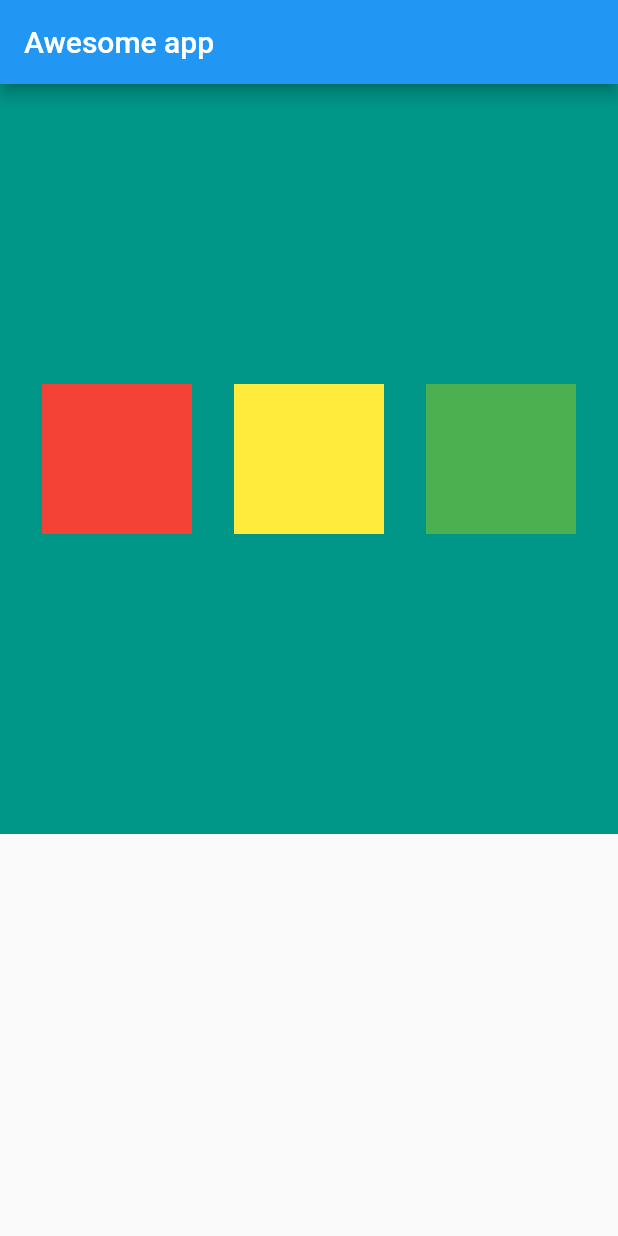
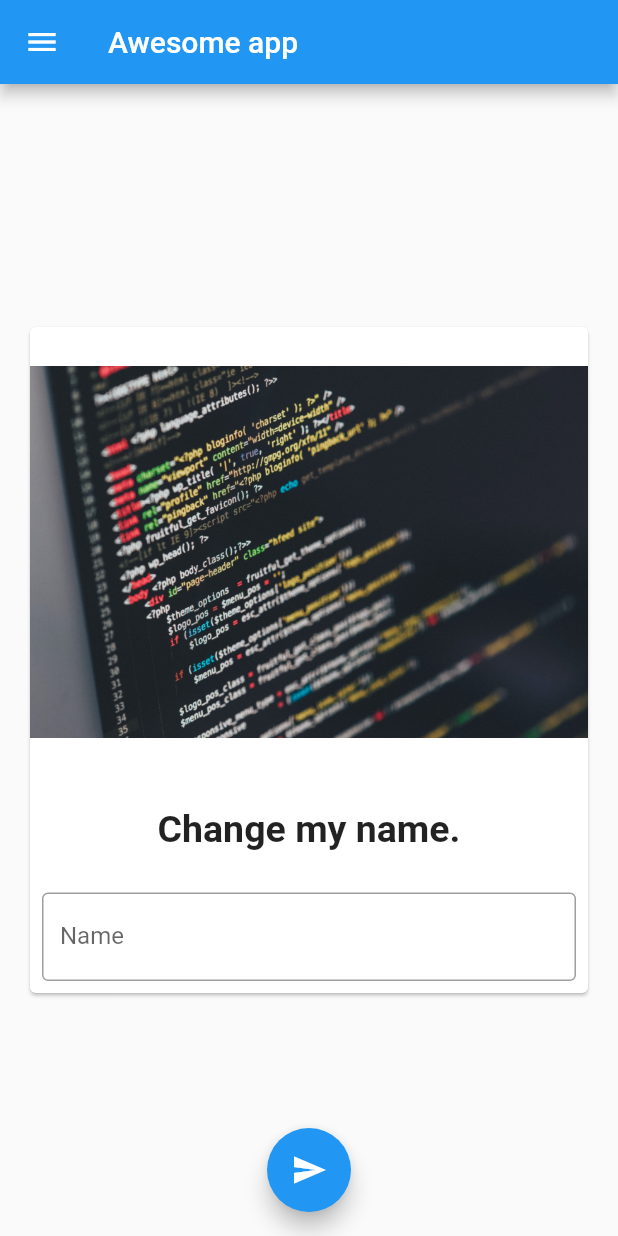
Before and after one commit to Sakshamkhanal/Flutter_basics, a Flutter app: the screen it shows after launch, on a phone screen of 412 x 824 dp. Run offline on Flutter 3.47's test engine with Material 2 defaults, Android fonts, the phone set to English and light mode, and no system bars.

Commit message:
Third lesson

```diff
--- a/lib/main.dart
+++ b/lib/main.dart
@@ -1,3 +1,4 @@
+
 import 'package:flutter/material.dart';
 void main()
 {
@@ -7,44 +8,109 @@ runApp(MaterialApp(
 
 }
 
-class Homepage extends StatelessWidget {
+class Homepage extends StatefulWidget {
+
+  @override
+  State<Homepage> createState() => _HomepageState();
+}
+
+class _HomepageState extends State<Homepage> {
+  var myText = "Change my name.";
+  TextEditingController _nameController = TextEditingController();
+
+  @override
+  void InitState()
+  {
+    //TODO:implement initState
+    super.initState();
+  }
   @override
   Widget build(BuildContext context) {
+    // const circleAvatar = CircleAvatar(
+    //                     backgroundImage: NetworkImage("https://images.unsplash.com/photo-1568602471122-7832951cc4c5?ixlib=rb-1.2.1&ixid=MnwxMjA3fDB8MHxwaG90by1wYWdlfHx8fGVufDB8fHx8&auto=format&fit=crop&w=870&q=80")
+    //                   );//!The code drawer won't respond when this commented line is uncommented
     return Scaffold(
-      appBar:AppBar(title:Text("Awesome app"),
+      appBar: AppBar(
+        title:const Text("Awesome app"),),
+         body: Center(
+           child:Padding(
+             padding: const EdgeInsets.all(16.0),
+               child:SingleChildScrollView(
+                 child: Card(
+                 child:Column(
+                 children: <Widget>[
+                   Image.asset('images/bg.jpg',
+                 //  width: 700,
+                   height: 300,
+                   fit:BoxFit.fitWidth,
+
                    ),
-      body:Container(
-          height: 500,
-          color :Colors.teal,
-       child: Row(
-            mainAxisAlignment: MainAxisAlignment.spaceEvenly,
-           // crossAxisAlignment: CrossAxisAlignment.evenly,
-            children: <Widget>[
-              Container(
-                padding: const EdgeInsets.all(8),
-                width: 100,
-                height: 100,
-                color: Colors.red,
-                alignment: Alignment.center,
+                   const SizedBox(
+                     height: 20,
                    ),
-              Container(
-                padding: const EdgeInsets.all(8),
-                width: 100,
-                height: 100,
-                color: Colors.yellow,
-                alignment: Alignment.center,
+                 Text(myText,
+                  style:  TextStyle(fontSize:25,fontWeight:FontWeight.bold),
                    ),
-              Container(
-                padding: const EdgeInsets.all(8),
-                width: 100,
-                height: 100,
-                color: Colors.green,
-                alignment: Alignment.center,
+                   const SizedBox(
+                     height:20,
                    ),
+                  Padding(padding: const EdgeInsets.all(8.0),
+                    child: TextField(
+                      controller: _nameController,
+                      decoration: InputDecoration(
+                        border:OutlineInputBorder() ,
+                        hintText: "Enter Some text",
+                        labelText: "Name"
+
+                      ),
+                    ),
+                  ),
+
                  ],
                             ),
                           ),
+               ),
+               ),
+         ),
+                drawer: Drawer(
+                  child:ListView(
+                    children: <Widget>[
+                      const UserAccountsDrawerHeader(
+                        accountName: Text("Saksham Khanal"),
+                      accountEmail:Text("saksham.khanal@gmail.com"),
+                      // currentAccountPicture:circleAvatar ,//!Undeclaredvariable
+                       ),
+                    ListTile(
+                      leading: const Icon(Icons.person),
+                        title: const Text("Saksham Khanal"),
+                        subtitle: const Text("Developer"),
+                        trailing: const Icon(Icons.edit),
+                        onTap:(){},
 
+                       ),
+                        const ListTile(
+                        leading: Icon(Icons.person),
+                        title: Text("Email"),
+                        subtitle: Text("Saksham.khanal@gmail.com"),
+                        trailing: Icon(Icons.edit),
+
+                       ),
+                    ],
+
+                  ) ,
+                ),
+               floatingActionButton:FloatingActionButton (
+                 onPressed:()
+                 {
+                   myText = _nameController.text;
+                   setState(() {
+
+                   });
+                 },
+
+                 child: const Icon(Icons.send)
+    ),
+    floatingActionButtonLocation: FloatingActionButtonLocation.centerFloat,
     );
   }
 }
--- a/pubspec.yaml
+++ b/pubspec.yaml
@@ -58,9 +58,9 @@ flutter:
   uses-material-design: true
 
   # To add assets to your application, add an assets section, like this:
-  # assets:
-  #   - images/a_dot_burr.jpeg
-  #   - images/a_dot_ham.jpeg
+  assets:
+    # - assets/
+    - images/
 
   # An image asset can refer to one or more resolution-specific "variants", see
   # https://flutter.dev/assets-and-images/#resolution-aware.
```
Also changed, not shown: images/bg.jpg (added), images/bg1.jpg (added), 1 other file. Lines whose indentation alone changed are shown as unchanged.
